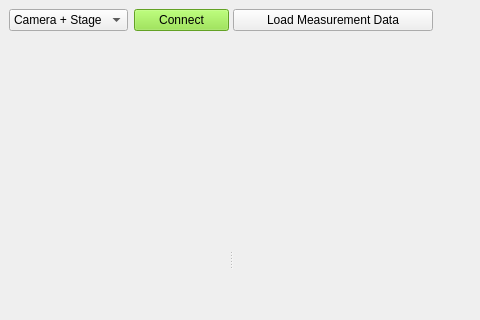
Before: the Qt Designer form shg_frog/View/GUI/main_window.ui in jkrauth/shg_frog, drawn with Qt 5; both pictures show x 0 to 480 and y 0 to 320 of the 993 by 540 pixel window.
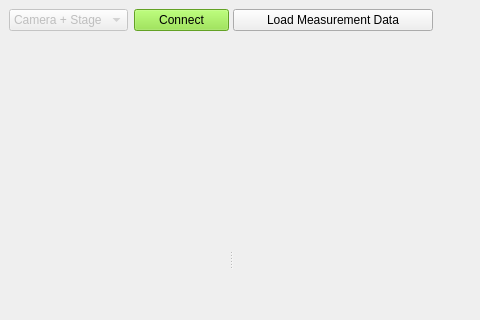
After: the same form once the commit is applied.

Commit message: disabled dropdown menu

The edit to the form file:
```diff
--- a/shg_frog/View/GUI/main_window.ui
+++ b/shg_frog/View/GUI/main_window.ui
@@ -54,6 +54,9 @@
         </item>
         <item row="0" column="0">
          <widget class="QComboBox" name="dropdown">
+          <property name="enabled">
+           <bool>false</bool>
+          </property>
           <item>
            <property name="text">
             <string>Camera + Stage</string>
```
